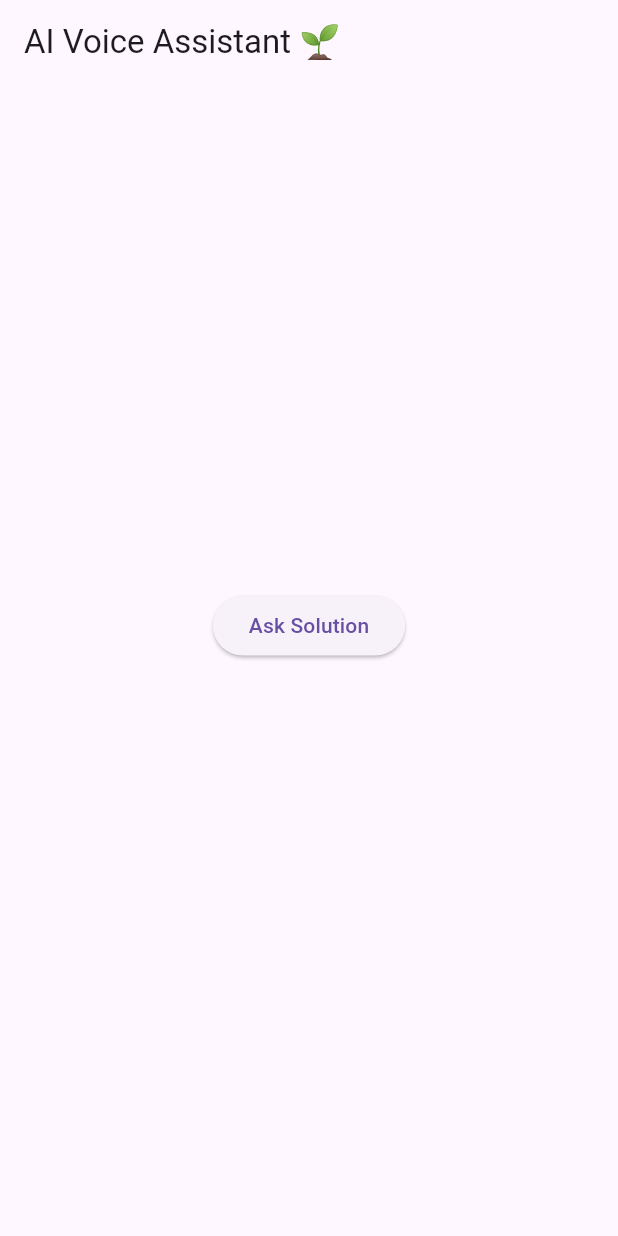
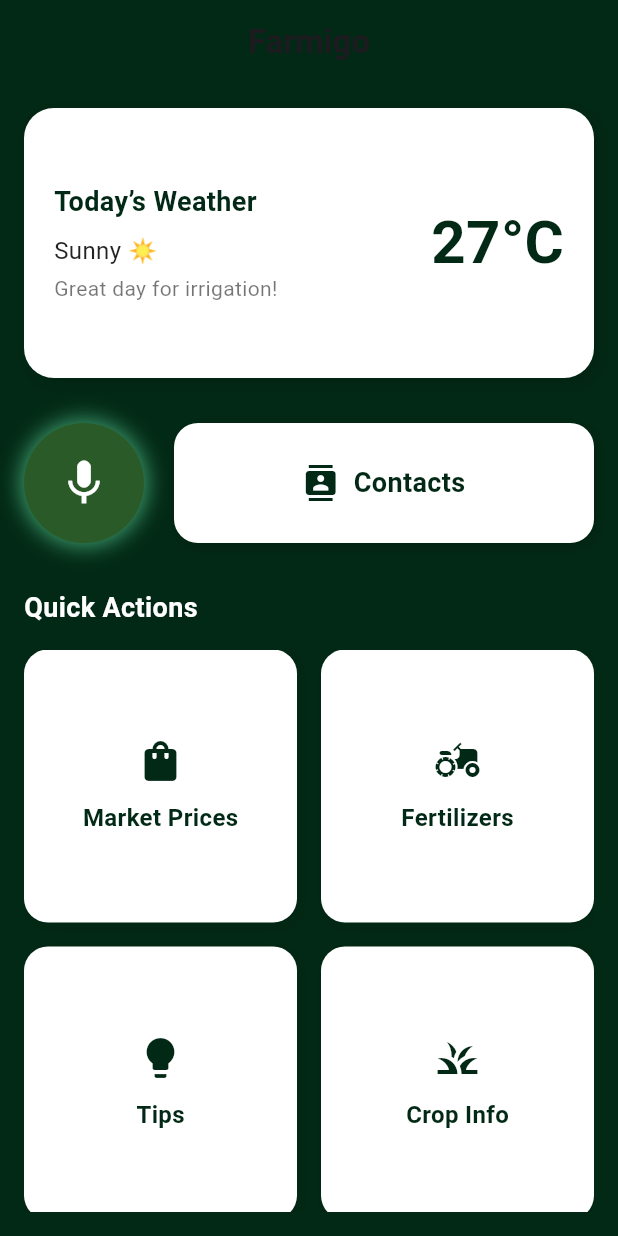
Before and after one commit to vaidehi310705/AI-Voice-Assistant-for-farmers, a Flutter app: the screen it shows after launch, on a phone screen of 412 x 824 dp. Run offline on Flutter 3.47's test engine with Material 3 defaults, Android fonts, the phone set to English and light mode, and no system bars.

Commit message:
Dashboard changes

```diff
--- a/frontend/lib/main.dart
+++ b/frontend/lib/main.dart
@@ -1,5 +1,5 @@
 import 'package:flutter/material.dart';
-import 'screens/home_screen.dart';
+import 'package:frontend/screens/dashboard.dart'; // Import your dashboard file
 
 void main() {
   runApp(const MyApp());
@@ -11,10 +11,10 @@ class MyApp extends StatelessWidget {
   @override
   Widget build(BuildContext context) {
     return MaterialApp(
-      debugShowCheckedModeBanner: false,
-      title: 'AI Voice Assistant for Farmers',
-      theme: ThemeData(primarySwatch: Colors.green),
-      home: const HomeScreen(),
+      debugShowCheckedModeBanner: false, // remove debug banner
+      title: 'Dashboard Demo',
+      theme: ThemeData(primarySwatch: Colors.blue),
+      home: const DashboardPage(), // start with dashboard
     );
   }
 }
--- /dev/null
+++ b/frontend/lib/screens/dashboard.dart
@@ -0,0 +1,229 @@
+import 'package:flutter/material.dart';
+
+class DashboardPage extends StatelessWidget {
+  const DashboardPage({super.key});
+
+  @override
+  Widget build(BuildContext context) {
+    return Scaffold(
+      backgroundColor: const Color.fromRGBO(2, 41, 21, 1),
+      appBar: AppBar(
+        title: const Text(
+          "Farmigo",
+          style: TextStyle(fontWeight: FontWeight.bold, fontSize: 22),
+        ),
+        centerTitle: true,
+        elevation: 0,
+        backgroundColor: const Color.fromRGBO(2, 41, 21, 1),
+      ),
+      body: Padding(
+        padding: const EdgeInsets.all(16.0),
+        child: Column(
+          crossAxisAlignment: CrossAxisAlignment.start,
+          children: [
+            // 🌤 Weather Card
+            Container(
+              height: 180,
+              width: double.infinity,
+              decoration: BoxDecoration(
+                color: Colors.white,
+                borderRadius: BorderRadius.circular(20),
+                boxShadow: [
+                  BoxShadow(
+                    color: Colors.black.withValues(alpha: 0.15),
+                    blurRadius: 8,
+                    offset: const Offset(3, 3),
+                  ),
+                ],
+              ),
+              child: const Padding(
+                padding: EdgeInsets.all(20.0),
+                child: Row(
+                  mainAxisAlignment: MainAxisAlignment.spaceBetween,
+                  children: [
+                    // Weather details
+                    Column(
+                      crossAxisAlignment: CrossAxisAlignment.start,
+                      mainAxisAlignment: MainAxisAlignment.center,
+                      children: [
+                        Text(
+                          "Today’s Weather",
+                          style: TextStyle(
+                            fontSize: 18,
+                            fontWeight: FontWeight.bold,
+                            color: Color.fromRGBO(2, 41, 21, 1),
+                          ),
+                        ),
+                        SizedBox(height: 8),
+                        Text(
+                          "Sunny ☀️",
+                          style: TextStyle(fontSize: 16, color: Colors.black87),
+                        ),
+                        SizedBox(height: 4),
+                        Text(
+                          "Great day for irrigation!",
+                          style: TextStyle(fontSize: 14, color: Colors.black54),
+                        ),
+                      ],
+                    ),
+                    // Temperature
+                    Text(
+                      "27°C",
+                      style: TextStyle(
+                        fontSize: 40,
+                        fontWeight: FontWeight.bold,
+                        color: Color.fromRGBO(2, 41, 21, 1),
+                      ),
+                    ),
+                  ],
+                ),
+              ),
+            ),
+
+            const SizedBox(height: 30),
+
+            // 🎙 Mic + Contacts Row
+            Row(
+              crossAxisAlignment: CrossAxisAlignment.center,
+              children: [
+                // Mic Button with glow
+                Container(
+                  height: 80,
+                  width: 80,
+                  decoration: BoxDecoration(
+                    color: const Color(0xFF2A5A27),
+                    shape: BoxShape.circle,
+                    boxShadow: [
+                      BoxShadow(
+                        color: Colors.greenAccent.withValues(alpha: 0.6),
+                        blurRadius: 12,
+                        spreadRadius: 2,
+                      ),
+                    ],
+                  ),
+                  child: IconButton(
+                    icon: const Icon(Icons.mic, color: Colors.white, size: 36),
+                    onPressed: () {
+                      ScaffoldMessenger.of(context).showSnackBar(
+                        const SnackBar(content: Text("Mic button pressed")),
+                      );
+                    },
+                  ),
+                ),
+
+                const SizedBox(width: 20),
+
+                // Contacts Card
+                Expanded(
+                  child: InkWell(
+                    borderRadius: BorderRadius.circular(16),
+                    onTap: () {
+                      ScaffoldMessenger.of(context).showSnackBar(
+                        const SnackBar(content: Text("Contacts tapped")),
+                      );
+                    },
+                    child: Container(
+                      height: 80,
+                      decoration: BoxDecoration(
+                        color: Colors.white,
+                        borderRadius: BorderRadius.circular(16),
+                        boxShadow: [
+                          BoxShadow(
+                            color: Colors.black.withValues(alpha: 0.15),
+                            blurRadius: 6,
+                            offset: const Offset(2, 2),
+                          ),
+                        ],
+                      ),
+                      child: const Center(
+                        child: Row(
+                          mainAxisAlignment: MainAxisAlignment.center,
+                          children: [
+                            Icon(
+                              Icons.contacts,
+                              color: Color.fromRGBO(2, 41, 21, 1),
+                            ),
+                            SizedBox(width: 10),
+                            Text(
+                              "Contacts",
+                              style: TextStyle(
+                                fontSize: 18,
+                                fontWeight: FontWeight.w600,
+                                color: Color.fromRGBO(2, 41, 21, 1),
+                              ),
+                            ),
+                          ],
+                        ),
+                      ),
+                    ),
+                  ),
+                ),
+              ],
+            ),
+
+            const SizedBox(height: 30),
+
+            // ⚡ Quick Actions Grid
+            const Text(
+              "Quick Actions",
+              style: TextStyle(
+                fontSize: 18,
+                color: Colors.white,
+                fontWeight: FontWeight.bold,
+              ),
+            ),
+            const SizedBox(height: 15),
+
+            Expanded(
+              child: GridView.count(
+                crossAxisCount: 2,
+                crossAxisSpacing: 16,
+                mainAxisSpacing: 16,
+                children: [
+                  _buildActionCard(Icons.shopping_bag, "Market Prices"),
+                  _buildActionCard(Icons.agriculture, "Fertilizers"),
+                  _buildActionCard(Icons.lightbulb, "Tips"),
+                  _buildActionCard(Icons.grass, "Crop Info"),
+                ],
+              ),
+            ),
+          ],
+        ),
+      ),
+    );
+  }
+
+  // Reusable Quick Action Card
+  static Widget _buildActionCard(IconData icon, String label) {
+    return Container(
+      decoration: BoxDecoration(
+        color: Colors.white,
+        borderRadius: BorderRadius.circular(16),
+        boxShadow: [
+          BoxShadow(
+            color: Colors.black.withValues(alpha: 0.1),
+            blurRadius: 6,
+            offset: const Offset(2, 2),
+          ),
+        ],
+      ),
+      child: Center(
+        child: Column(
+          mainAxisSize: MainAxisSize.min,
+          children: [
+            Icon(icon, color: Color.fromRGBO(2, 41, 21, 1), size: 32),
+            const SizedBox(height: 10),
+            Text(
+              label,
+              style: const TextStyle(
+                fontSize: 16,
+                fontWeight: FontWeight.w600,
+                color: Color.fromRGBO(2, 41, 21, 1),
+              ),
+            ),
+          ],
+        ),
+      ),
+    );
+  }
+}
--- a/frontend/lib/screens/home_screen.dart
+++ /dev/null
@@ -1,47 +0,0 @@
-import 'package:flutter/material.dart';
-import '../services/api_service.dart';
-
-class HomeScreen extends StatefulWidget {
-  const HomeScreen({super.key});
-
-  @override
-  State<HomeScreen> createState() => _HomeScreenState();
-}
-
-class _HomeScreenState extends State<HomeScreen> {
-  String _solution = "";
-
-  Future<void> _getSolution() async {
-    final response = await ApiService.getSolution("How to grow tomatoes?");
-    setState(() {
-      _solution = response;
-    });
-  }
-
-  @override
-  Widget build(BuildContext context) {
-    return Scaffold(
-      appBar: AppBar(title: const Text("AI Voice Assistant 🌱")),
-      body: Center(
-        child: Padding(
-          padding: const EdgeInsets.all(16.0),
-          child: Column(
-            mainAxisAlignment: MainAxisAlignment.center,
-            children: [
-              ElevatedButton(
-                onPressed: _getSolution,
-                child: const Text("Ask Solution"),
-              ),
-              const SizedBox(height: 20),
-              Text(
-                _solution,
-                style: const TextStyle(fontSize: 18, color: Colors.green),
-                textAlign: TextAlign.center,
-              ),
-            ],
-          ),
-        ),
-      ),
-    );
-  }
-}
--- a/frontend/lib/services/api_service.dart
+++ /dev/null
@@ -1,22 +0,0 @@
-import 'package:http/http.dart' as http;
-import 'dart:convert';
-
-class ApiService {
-  static const String baseUrl =
-      "http://192.168.1.5:8000"; // Replace with your system IP
-
-  static Future<String> getSolution(String prompt) async {
-    final response = await http.post(
-      Uri.parse("$baseUrl/solution/"),
-      headers: {"Content-Type": "application/json"},
-      body: jsonEncode({"prompt": prompt}),
-    );
-
-    if (response.statusCode == 200) {
-      final data = jsonDecode(response.body);
-      return data["solution"];
-    } else {
-      throw Exception("Failed to fetch solution");
-    }
-  }
-}
```
Also changed, not shown: 1 other file.
